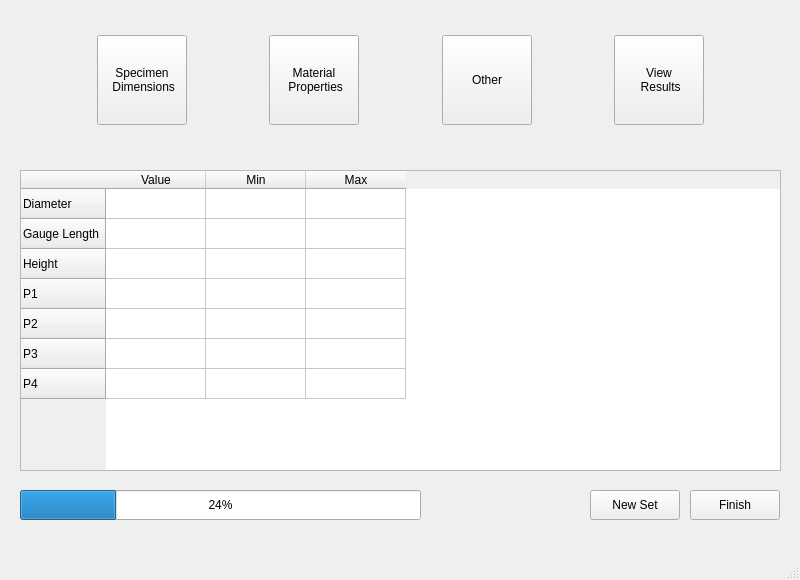
Old version of the form WEEK4/mainwindow.ui in the repository piatkifilip/ML_GUI.
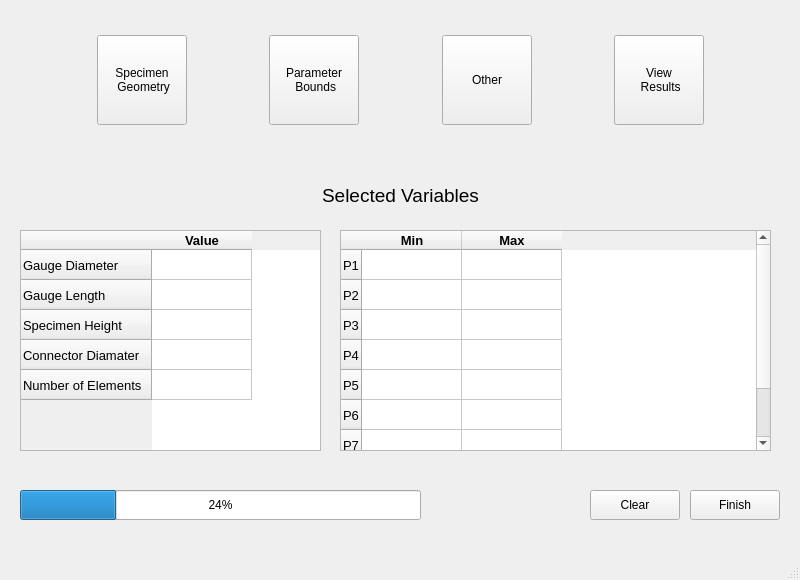
New version of the form.

The edit to the form file:
```diff
--- a/WEEK4/mainwindow.ui
+++ b/WEEK4/mainwindow.ui
@@ -30,61 +30,83 @@
     <property name="geometry">
      <rect>
       <x>20</x>
-      <y>170</y>
-      <width>761</width>
-      <height>301</height>
+      <y>230</y>
+      <width>301</width>
+      <height>221</height>
      </rect>
     </property>
     <row>
      <property name="text">
-      <string>Diameter</string>
+      <string>Gauge Diameter</string>
+     </property>
+     <property name="font">
+      <font>
+       <pointsize>10</pointsize>
+      </font>
      </property>
     </row>
     <row>
      <property name="text">
       <string>Gauge Length</string>
      </property>
-    </row>
-    <row>
-     <property name="text">
-      <string>Height</string>
+     <property name="font">
+      <font>
+       <pointsize>10</pointsize>
+      </font>
      </property>
     </row>
     <row>
      <property name="text">
-      <string>P1</string>
+      <string>Specimen Height</string>
      </property>
-    </row>
-    <row>
-     <property name="text">
-      <string>P2</string>
+     <property name="font">
+      <font>
+       <pointsize>10</pointsize>
+      </font>
      </property>
     </row>
     <row>
      <property name="text">
-      <string>P3</string>
+      <string>Connector Diamater</string>
      </property>
+     <property name="font">
+      <font>
+       <pointsize>10</pointsize>
+      </font>
+     </property>
     </row>
     <row>
      <property name="text">
-      <string>P4</string>
+      <string>Number of Elements</string>
+     </property>
+     <property name="font">
+      <font>
+       <pointsize>10</pointsize>
+      </font>
      </property>
     </row>
     <column>
      <property name="text">
       <string>Value</string>
      </property>
-    </column>
-    <column>
-     <property name="text">
-      <string>Min</string>
+     <property name="font">
+      <font>
+       <pointsize>10</pointsize>
+       <weight>75</weight>
+       <bold>true</bold>
+      </font>
      </property>
     </column>
-    <column>
+    <item row="0" column="0">
      <property name="text">
-      <string>Max</string>
+      <string/>
      </property>
-    </column>
+     <property name="font">
+      <font>
+       <pointsize>10</pointsize>
+      </font>
+     </property>
+    </item>
    </widget>
    <widget class="QPushButton" name="pushButton_5">
     <property name="geometry">
@@ -138,7 +160,7 @@
        </property>
        <property name="text">
         <string>Specimen 
- Dimensions</string>
+ Geometry</string>
        </property>
       </widget>
      </item>
@@ -170,8 +192,8 @@
         </size>
        </property>
        <property name="text">
-        <string>Material 
- Properties</string>
+        <string>Parameter 
+ Bounds</string>
        </property>
       </widget>
      </item>
@@ -265,7 +287,7 @@
      </rect>
     </property>
     <property name="text">
-     <string>New Set</string>
+     <string>Clear</string>
     </property>
    </widget>
    <widget class="QProgressBar" name="progressBar">
@@ -281,6 +303,135 @@
      <number>24</number>
     </property>
    </widget>
+   <widget class="QTableWidget" name="tableWidget_2">
+    <property name="geometry">
+     <rect>
+      <x>340</x>
+      <y>230</y>
+      <width>431</width>
+      <height>221</height>
+     </rect>
+    </property>
+    <row>
+     <property name="text">
+      <string>P1</string>
+     </property>
+     <property name="font">
+      <font>
+       <pointsize>10</pointsize>
+      </font>
+     </property>
+    </row>
+    <row>
+     <property name="text">
+      <string>P2</string>
+     </property>
+     <property name="font">
+      <font>
+       <pointsize>10</pointsize>
+      </font>
+     </property>
+    </row>
+    <row>
+     <property name="text">
+      <string>P3</string>
+     </property>
+     <property name="font">
+      <font>
+       <pointsize>10</pointsize>
+      </font>
+     </property>
+    </row>
+    <row>
+     <property name="text">
+      <string>P4</string>
+     </property>
+     <property name="font">
+      <font>
+       <pointsize>10</pointsize>
+      </font>
+     </property>
+    </row>
+    <row>
+     <property name="text">
+      <string>P5</string>
+     </property>
+     <property name="font">
+      <font>
+       <pointsize>10</pointsize>
+      </font>
+     </property>
+    </row>
+    <row>
+     <property name="text">
+      <string>P6</string>
+     </property>
+     <property name="font">
+      <font>
+       <pointsize>10</pointsize>
+      </font>
+     </property>
+    </row>
+    <row>
+     <property name="text">
+      <string>P7</string>
+     </property>
+     <property name="font">
+      <font>
+       <pointsize>10</pointsize>
+      </font>
+     </property>
+    </row>
+    <row>
+     <property name="text">
+      <string>P8</string>
+     </property>
+     <property name="font">
+      <font>
+       <pointsize>10</pointsize>
+       <weight>50</weight>
+       <bold>false</bold>
+      </font>
+     </property>
+    </row>
+    <column>
+     <property name="text">
+      <string>Min</string>
+     </property>
+     <property name="font">
+      <font>
+       <pointsize>10</pointsize>
+       <weight>75</weight>
+       <bold>true</bold>
+      </font>
+     </property>
+    </column>
+    <column>
+     <property name="text">
+      <string>Max</string>
+     </property>
+     <property name="font">
+      <font>
+       <pointsize>10</pointsize>
+       <weight>75</weight>
+       <bold>true</bold>
+      </font>
+     </property>
+    </column>
+   </widget>
+   <widget class="QLabel" name="label">
+    <property name="geometry">
+     <rect>
+      <x>20</x>
+      <y>180</y>
+      <width>761</width>
+      <height>31</height>
+     </rect>
+    </property>
+    <property name="text">
+     <string>&lt;html&gt;&lt;head/&gt;&lt;body&gt;&lt;p align=&quot;center&quot;&gt;&lt;span style=&quot; font-size:14pt;&quot;&gt;Selected Variables&lt;/span&gt;&lt;/p&gt;&lt;/body&gt;&lt;/html&gt;</string>
+    </property>
+   </widget>
   </widget>
   <widget class="QMenuBar" name="menubar">
    <property name="geometry">
```
